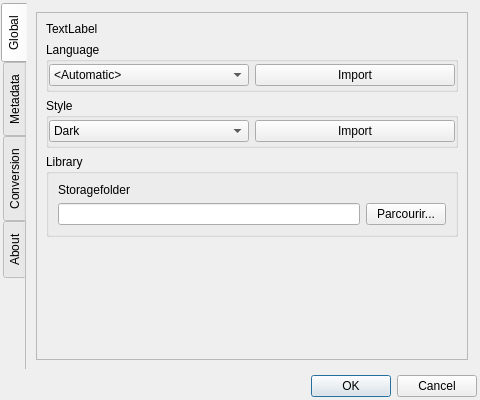
First picture: the form in home/settings.ui, repository LordKBX/eBookCollection, before the edit.
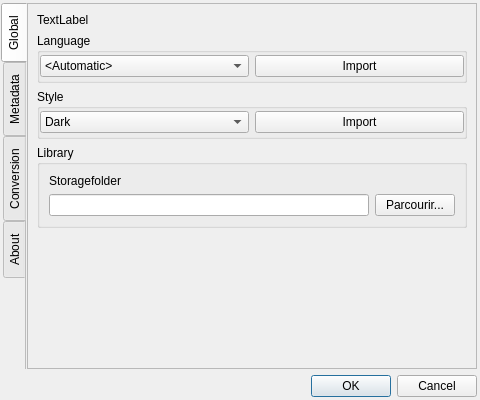
Second picture: the form after the edit.

What changed in the file:
```diff
--- a/home/settings.ui
+++ b/home/settings.ui
@@ -92,15 +92,36 @@
       <property name="autoFillBackground">
        <bool>true</bool>
       </property>
+      <property name="styleSheet">
+       <string notr="true"/>
+      </property>
       <attribute name="title">
        <string>Global</string>
       </attribute>
       <layout class="QVBoxLayout" name="verticalLayout">
+       <property name="spacing">
+        <number>0</number>
+       </property>
+       <property name="leftMargin">
+        <number>0</number>
+       </property>
+       <property name="topMargin">
+        <number>0</number>
+       </property>
+       <property name="rightMargin">
+        <number>0</number>
+       </property>
+       <property name="bottomMargin">
+        <number>0</number>
+       </property>
        <item>
         <widget class="QScrollArea" name="tab_global_scroll_area">
          <property name="autoFillBackground">
           <bool>false</bool>
          </property>
+         <property name="styleSheet">
+          <string notr="true"/>
+         </property>
          <property name="widgetResizable">
           <bool>true</bool>
          </property>
@@ -109,8 +130,8 @@
            <rect>
             <x>0</x>
             <y>0</y>
-            <width>431</width>
-            <height>347</height>
+            <width>449</width>
+            <height>365</height>
            </rect>
           </property>
           <layout class="QVBoxLayout" name="verticalLayout_11">
```
Left out of the diff: 12 changed lines with no effect on the pictures.
